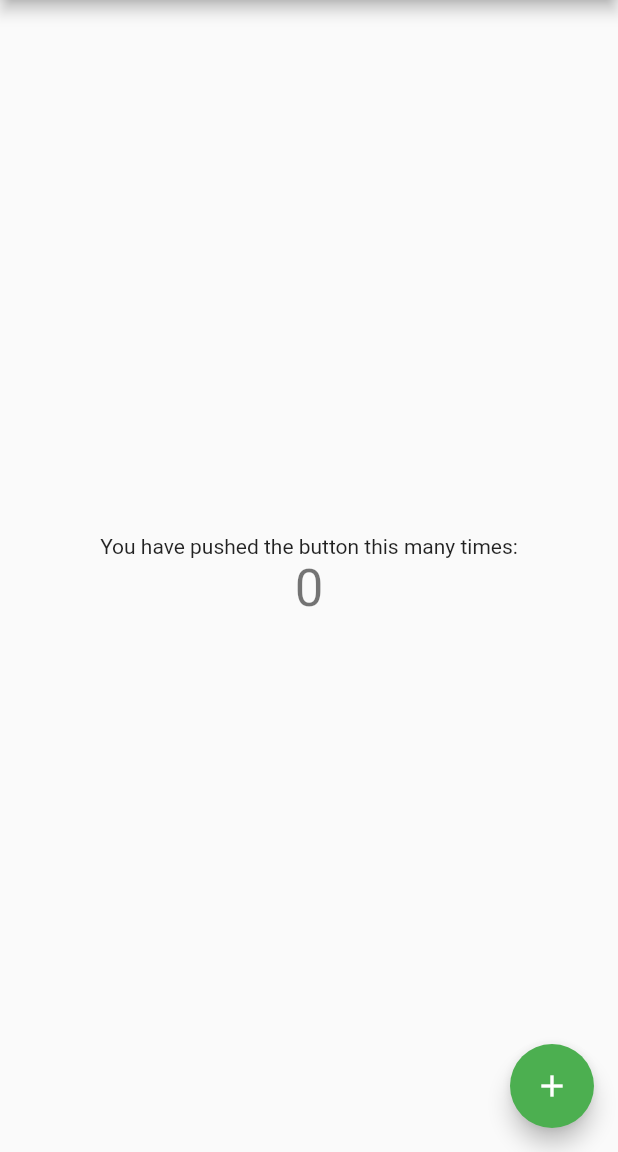
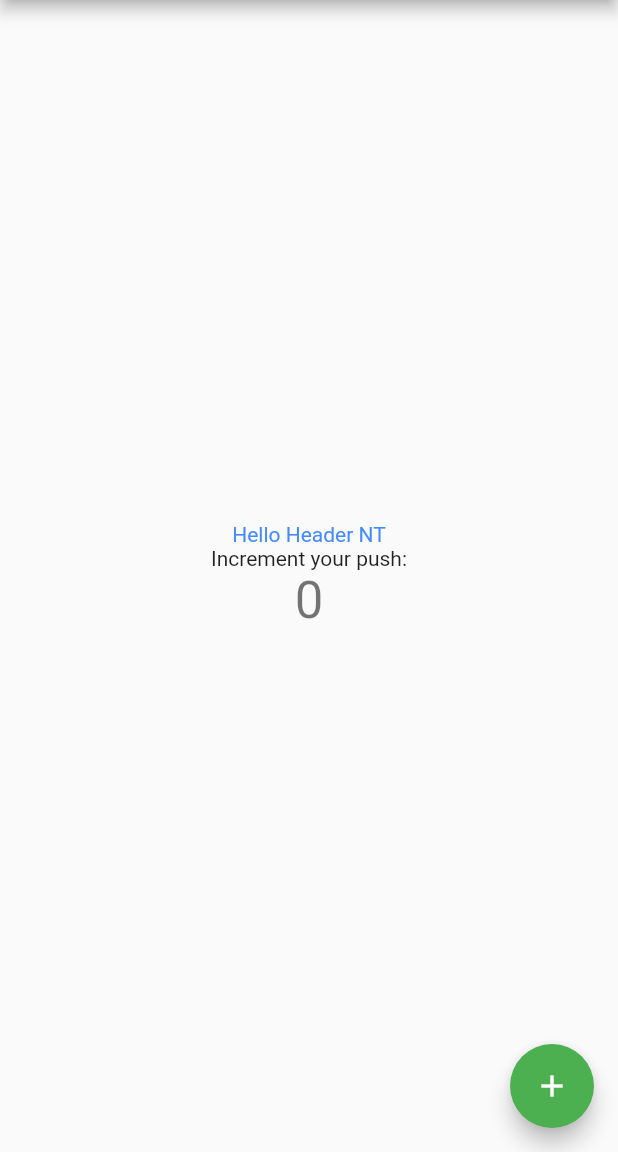
Before and after one commit to bweerasakoutlook/baoweeapp, a Flutter app: the screen it shows after launch, on a phone screen of 412 x 824 dp, the part 84-1236 px from its top. Run offline on Flutter 3.47's test engine with Material 2 defaults, Android fonts, the phone set to English and light mode, and no system bars.

Commit message:
add header page

```diff
--- a/lib/main.dart
+++ b/lib/main.dart
@@ -11,7 +11,7 @@ class MyApp extends StatelessWidget {
   @override
   Widget build(BuildContext context) {
     return MaterialApp(
-      title: 'Flutter Demo',
+      title: 'Baowee App',
       theme: ThemeData(
         primarySwatch: Colors.green,
       ),
--- a/lib/pages/home_page.dart
+++ b/lib/pages/home_page.dart
@@ -1,4 +1,5 @@
 import 'package:flutter/material.dart';
+import 'package:ntapp/widgets/header.dart';
 
 class MyHomePage extends StatefulWidget {
   const MyHomePage({Key? key, required this.title}) : super(key: key);
@@ -28,8 +29,9 @@ class _MyHomePageState extends State<MyHomePage> {
         child: Column(
           mainAxisAlignment: MainAxisAlignment.center,
           children: <Widget>[
+            const Header(),
             const Text(
-              'You have pushed the button this many times:',
+              'Increment your push:',
             ),
             Text(
               '$_counter',
--- /dev/null
+++ b/lib/widgets/header.dart
@@ -0,0 +1,13 @@
+import 'package:flutter/material.dart';
+
+class Header extends StatelessWidget {
+  const Header({Key? key}) : super(key: key);
+
+  @override
+  Widget build(BuildContext context) {
+    return const Text(
+      'Hello Header NT',
+      style: TextStyle(color: Colors.blueAccent),
+    );
+  }
+}
```
